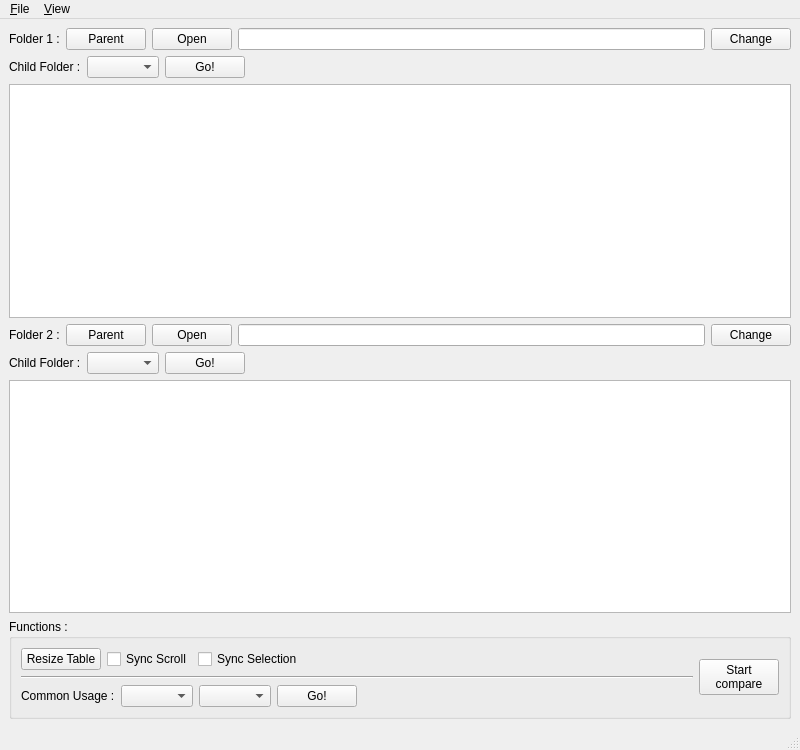
This is CDMainWindowNew.ui in liyiji/riderapmoc as Qt 5 draws it before an edit. The edited form follows.
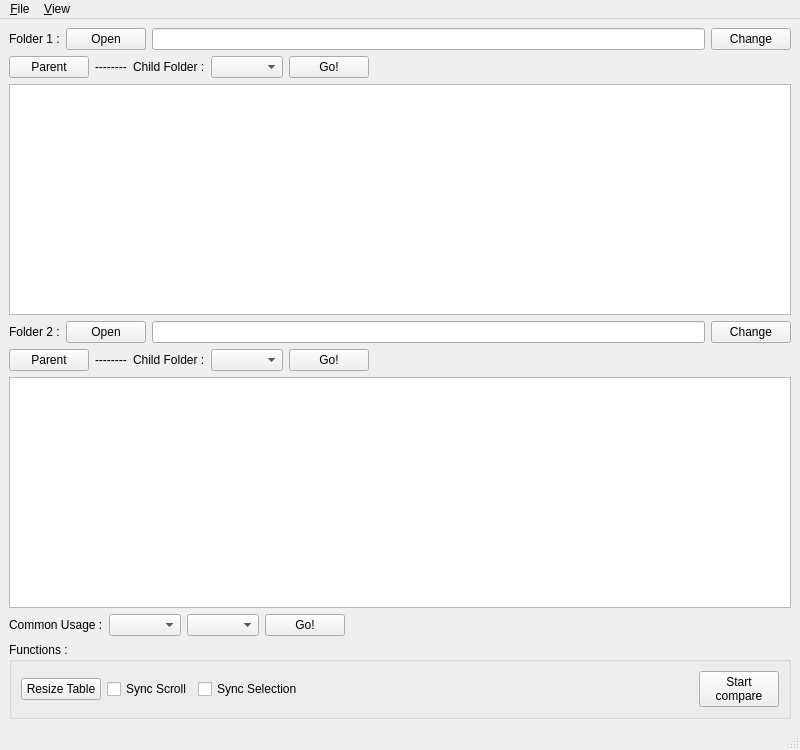
This is the edited form. Custom widgets are drawn as their Qt base class.

Diff of the .ui file:
```diff
--- a/CDMainWindowNew.ui
+++ b/CDMainWindowNew.ui
@@ -24,13 +24,6 @@
         </property>
        </widget>
       </item>
-      <item>
-       <widget class="QPushButton" name="pushButton_2">
-        <property name="text">
-         <string>Parent</string>
-        </property>
-       </widget>
-      </item>
       <item>
        <widget class="QPushButton" name="pushButton_3">
         <property name="text">
@@ -56,6 +49,20 @@
     </item>
     <item row="1" column="0">
      <layout class="QHBoxLayout" name="horizontalLayout_4">
+      <item>
+       <widget class="QPushButton" name="pushButton_2">
+        <property name="text">
+         <string>Parent</string>
+        </property>
+       </widget>
+      </item>
+      <item>
+       <widget class="QLabel" name="label_4">
+        <property name="text">
+         <string>--------</string>
+        </property>
+       </widget>
+      </item>
       <item>
        <widget class="QLabel" name="label_5">
         <property name="text">
@@ -100,13 +107,6 @@
         </property>
        </widget>
       </item>
-      <item>
-       <widget class="QPushButton" name="pushButton_4">
-        <property name="text">
-         <string>Parent</string>
-        </property>
-       </widget>
-      </item>
       <item>
        <widget class="QPushButton" name="pushButton_5">
         <property name="text">
@@ -132,6 +132,20 @@
     </item>
     <item row="4" column="0">
      <layout class="QHBoxLayout" name="horizontalLayout_5">
+      <item>
+       <widget class="QPushButton" name="pushButton_4">
+        <property name="text">
+         <string>Parent</string>
+        </property>
+       </widget>
+      </item>
+      <item>
+       <widget class="QLabel" name="label_3">
+        <property name="text">
+         <string>--------</string>
+        </property>
+       </widget>
+      </item>
       <item>
        <widget class="QLabel" name="label_6">
         <property name="text">
@@ -167,60 +181,58 @@
     <item row="5" column="0">
      <widget class="CDTableWidget" name="tableWidget_2"/>
     </item>
-    <item row="6" column="0">
+    <item row="7" column="0">
      <widget class="QGroupBox" name="groupBox">
       <property name="title">
        <string>Functions :</string>
       </property>
       <layout class="QGridLayout" name="gridLayout_2">
        <item row="0" column="0">
-        <layout class="QVBoxLayout" name="verticalLayout">
-         <item>
-          <layout class="QHBoxLayout" name="horizontalLayout_6">
-           <item>
             <widget class="QPushButton" name="pushButton_6">
              <property name="text">
               <string>Resize Table</string>
              </property>
             </widget>
            </item>
-           <item>
+       <item row="0" column="1">
             <widget class="QCheckBox" name="checkBox">
              <property name="text">
               <string>Sync Scroll</string>
              </property>
             </widget>
            </item>
-           <item>
+       <item row="0" column="2">
             <widget class="QCheckBox" name="checkBox_2">
              <property name="text">
               <string>Sync Selection</string>
              </property>
             </widget>
            </item>
-           <item>
+       <item row="0" column="3">
             <spacer name="horizontalSpacer_2">
              <property name="orientation">
               <enum>Qt::Horizontal</enum>
              </property>
              <property name="sizeHint" stdset="0">
               <size>
-               <width>40</width>
+           <width>384</width>
                <height>20</height>
               </size>
              </property>
             </spacer>
            </item>
-          </layout>
-         </item>
-         <item>
-          <widget class="Line" name="line">
-           <property name="orientation">
-            <enum>Qt::Horizontal</enum>
-           </property>
-          </widget>
-         </item>
-         <item>
+       <item row="0" column="4">
+        <widget class="QPushButton" name="pushButton">
+         <property name="text">
+          <string>Start
+compare</string>
+         </property>
+        </widget>
+       </item>
+      </layout>
+     </widget>
+    </item>
+    <item row="6" column="0">
           <layout class="QHBoxLayout" name="horizontalLayout_7">
            <item>
             <widget class="QLabel" name="label_7">
@@ -262,19 +274,6 @@
             </spacer>
            </item>
           </layout>
-         </item>
-        </layout>
-       </item>
-       <item row="0" column="1">
-        <widget class="QPushButton" name="pushButton">
-         <property name="text">
-          <string>Start
-compare</string>
-         </property>
-        </widget>
-       </item>
-      </layout>
-     </widget>
     </item>
    </layout>
   </widget>
```
Lines whose indentation alone changed are shown as unchanged.
